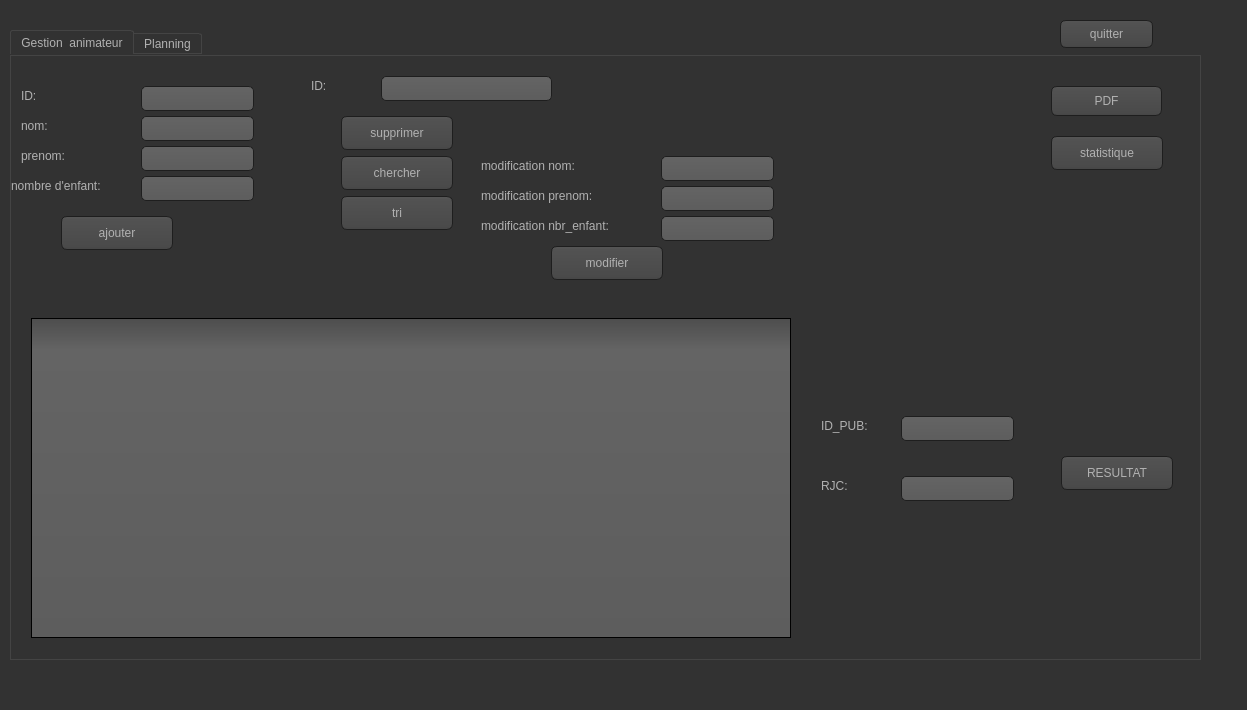
Before: the Qt Designer form gestionanimateur/gestion_animateur.ui in dina-boughanmi/projet-C-, drawn with Qt 5.
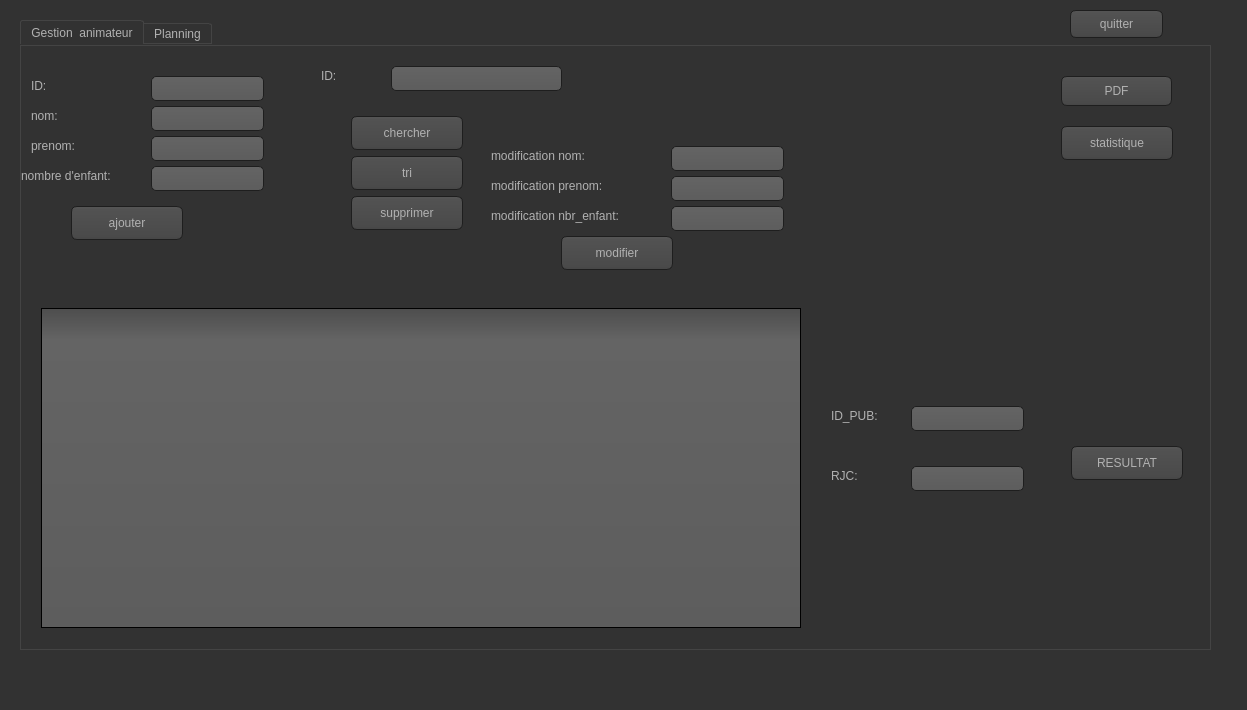
After: the same form once the commit is applied. The open tabs and pages were chosen to show the change. Icons and pictures are not drawn.

The edit to the form file:
```diff
--- a/gestionanimateur/gestion_animateur.ui
+++ b/gestionanimateur/gestion_animateur.ui
@@ -10,6 +10,12 @@
     <height>710</height>
    </rect>
   </property>
+  <property name="maximumSize">
+   <size>
+    <width>1247</width>
+    <height>710</height>
+   </size>
+  </property>
   <property name="windowTitle">
    <string/>
   </property>
@@ -485,8 +491,8 @@
    <widget class="QTabWidget" name="PLANNING">
     <property name="geometry">
      <rect>
-      <x>10</x>
-      <y>30</y>
+      <x>20</x>
+      <y>20</y>
       <width>1191</width>
       <height>630</height>
      </rect>
@@ -1097,7 +1103,7 @@
       <property name="geometry">
        <rect>
         <x>330</x>
-        <y>100</y>
+        <y>70</y>
         <width>112</width>
         <height>34</height>
        </rect>
@@ -1110,7 +1116,7 @@
       <property name="geometry">
        <rect>
         <x>330</x>
-        <y>60</y>
+        <y>150</y>
         <width>112</width>
         <height>34</height>
        </rect>
@@ -1127,7 +1133,7 @@
       <property name="geometry">
        <rect>
         <x>330</x>
-        <y>140</y>
+        <y>110</y>
         <width>112</width>
         <height>34</height>
        </rect>
@@ -1484,8 +1490,8 @@
    <widget class="QPushButton" name="quitter_pushbottn">
     <property name="geometry">
      <rect>
-      <x>1060</x>
-      <y>20</y>
+      <x>1070</x>
+      <y>10</y>
       <width>93</width>
       <height>28</height>
      </rect>
```
Left out of the diff: 6 changed lines with no effect on the pictures.
